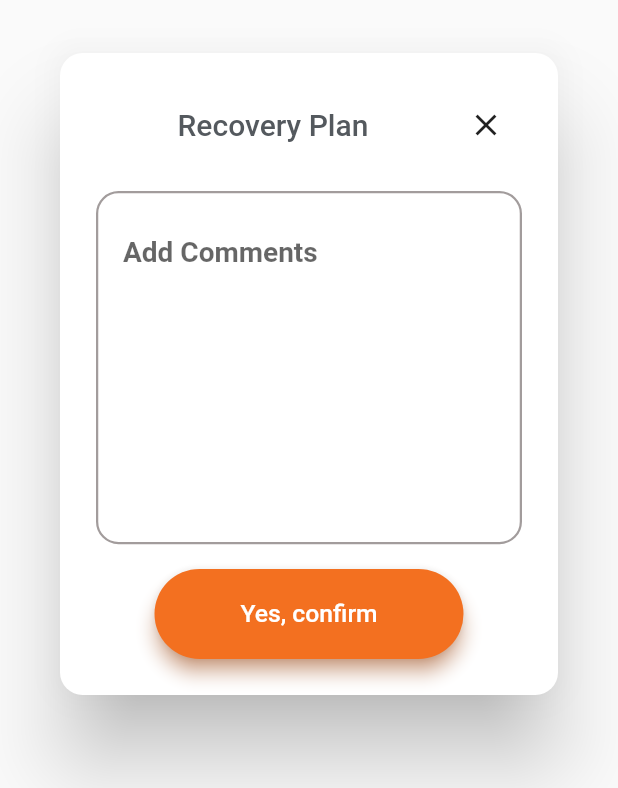
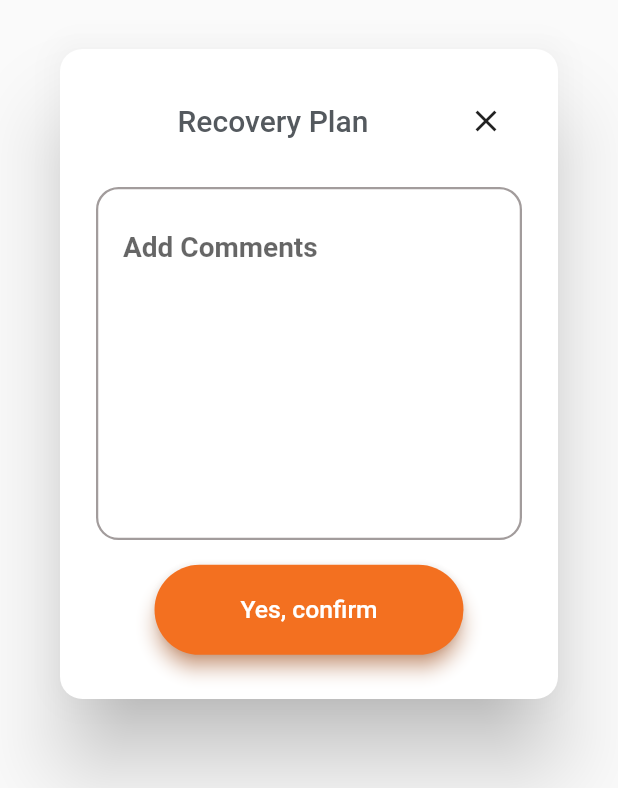
Before and after one commit to KhubaibJamal/Sales_Module, a Flutter app: the RecoveryPopUp widget shown alone on an empty page, opened directly, on a phone screen of 412 x 824 dp. Shown: the part 244-1032 px from the top of the screen. Run offline on Flutter 3.47's test engine with Material 2 defaults, Android fonts, the light colour scheme and no system bars; our stand-ins replace flutter_rating_bar, flutter_svg, syncfusion_flutter_charts.

Commit message:
home screen

```diff
--- a/lib/screens/home/component/recovery_pop_up.dart
+++ b/lib/screens/home/component/recovery_pop_up.dart
@@ -71,6 +71,7 @@ class RecoveryPopUp extends StatelessWidget {
               },
             ),
           ),
+          SizedBox(height: getProportionateScreenWidth(5)),
         ],
       ),
     );
```
